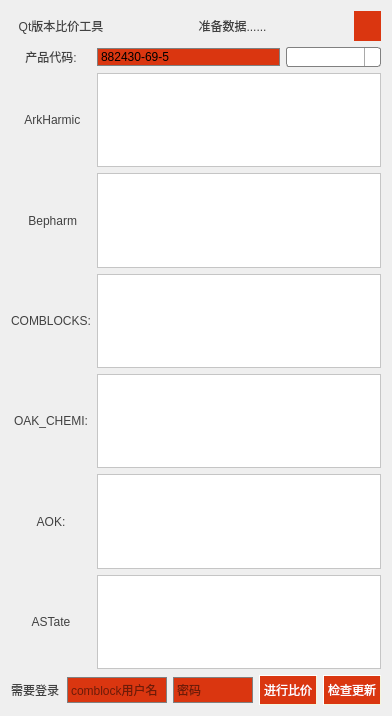
Old version of the form widget.ui in the repository toby20130333/BiJiaSpider.
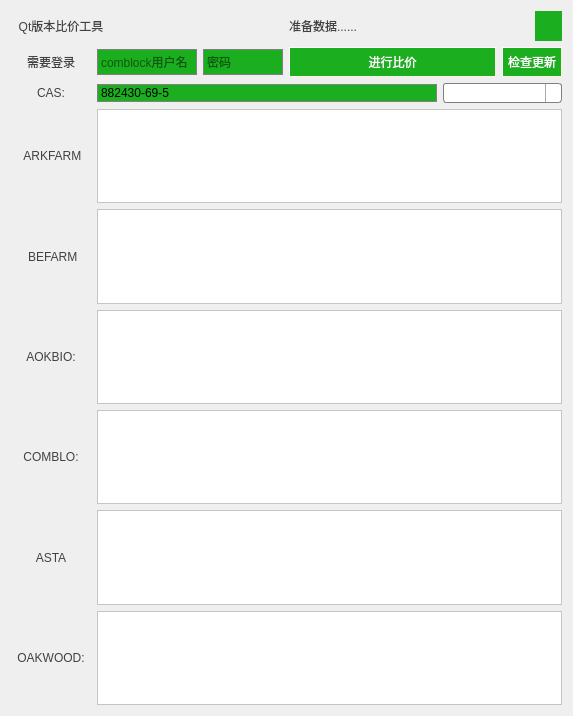
New version of the form. Icons and pictures are not drawn.

Diff of the .ui file:
```diff
--- a/widget.ui
+++ b/widget.ui
@@ -6,7 +6,7 @@
    <rect>
     <x>0</x>
     <y>0</y>
-    <width>392</width>
+    <width>573</width>
     <height>716</height>
    </rect>
   </property>
@@ -18,11 +18,11 @@
     border: 1px solid gray;
     border-radius: 0px;
     padding: 0 1px;
-    background: #DA3610;
+    background: #1BAE1F;
     selection-background-color: gray;
 }
 QPushButton {
-    background-color: #DA3610;
+    background-color: #1BAE1F;
     border-width: 1px;
     border-style: outset;
     border-color: beige;
@@ -106,6 +106,151 @@
 }</string>
   </property>
   <layout class="QGridLayout" name="gridLayout">
+   <item row="11" column="0">
+    <layout class="QHBoxLayout" name="horizontalLayout_5">
+     <item>
+      <widget class="QLabel" name="label_6">
+       <property name="minimumSize">
+        <size>
+         <width>80</width>
+         <height>0</height>
+        </size>
+       </property>
+       <property name="maximumSize">
+        <size>
+         <width>80</width>
+         <height>16777215</height>
+        </size>
+       </property>
+       <property name="text">
+        <string>OAKWOOD:</string>
+       </property>
+       <property name="alignment">
+        <set>Qt::AlignCenter</set>
+       </property>
+      </widget>
+     </item>
+     <item>
+      <widget class="QTextEdit" name="textEdit_4"/>
+     </item>
+    </layout>
+   </item>
+   <item row="10" column="0">
+    <layout class="QHBoxLayout" name="horizontalLayout_8">
+     <item>
+      <widget class="QLabel" name="label_9">
+       <property name="minimumSize">
+        <size>
+         <width>80</width>
+         <height>0</height>
+        </size>
+       </property>
+       <property name="maximumSize">
+        <size>
+         <width>80</width>
+         <height>16777215</height>
+        </size>
+       </property>
+       <property name="text">
+        <string>ASTA</string>
+       </property>
+       <property name="alignment">
+        <set>Qt::AlignCenter</set>
+       </property>
+      </widget>
+     </item>
+     <item>
+      <widget class="QTextEdit" name="textEdit_6"/>
+     </item>
+    </layout>
+   </item>
+   <item row="7" column="0">
+    <layout class="QHBoxLayout" name="horizontalLayout">
+     <item>
+      <widget class="QLabel" name="label_4">
+       <property name="minimumSize">
+        <size>
+         <width>80</width>
+         <height>0</height>
+        </size>
+       </property>
+       <property name="maximumSize">
+        <size>
+         <width>80</width>
+         <height>16777215</height>
+        </size>
+       </property>
+       <property name="text">
+        <string>COMBLO:</string>
+       </property>
+       <property name="alignment">
+        <set>Qt::AlignCenter</set>
+       </property>
+      </widget>
+     </item>
+     <item>
+      <widget class="QTextEdit" name="textEdit_3"/>
+     </item>
+    </layout>
+   </item>
+   <item row="5" column="0">
+    <layout class="QHBoxLayout" name="horizontalLayout_2">
+     <item>
+      <widget class="QLabel" name="label_3">
+       <property name="minimumSize">
+        <size>
+         <width>80</width>
+         <height>0</height>
+        </size>
+       </property>
+       <property name="maximumSize">
+        <size>
+         <width>80</width>
+         <height>16777215</height>
+        </size>
+       </property>
+       <property name="text">
+        <string> BEFARM</string>
+       </property>
+       <property name="alignment">
+        <set>Qt::AlignCenter</set>
+       </property>
+      </widget>
+     </item>
+     <item>
+      <widget class="QTextEdit" name="textEdit_2"/>
+     </item>
+    </layout>
+   </item>
+   <item row="3" column="0">
+    <layout class="QHBoxLayout" name="horizontalLayout_3">
+     <item>
+      <widget class="QLabel" name="label_2">
+       <property name="minimumSize">
+        <size>
+         <width>80</width>
+         <height>0</height>
+        </size>
+       </property>
+       <property name="maximumSize">
+        <size>
+         <width>80</width>
+         <height>16777215</height>
+        </size>
+       </property>
+       <property name="text">
+        <string> ARKFARM</string>
+       </property>
+       <property name="alignment">
+        <set>Qt::AlignCenter</set>
+       </property>
+      </widget>
+     </item>
+     <item>
+      <widget class="QTextEdit" name="textEdit"/>
+     </item>
+    </layout>
+   </item>
    <item row="0" column="0">
     <layout class="QHBoxLayout" name="horizontalLayout_6">
      <property name="spacing">
@@ -164,7 +309,7 @@
      </item>
     </layout>
    </item>
-   <item row="1" column="0">
+   <item row="2" column="0">
     <layout class="QHBoxLayout" name="horizontalLayout_4">
      <item>
       <widget class="QLabel" name="label">
@@ -181,7 +326,7 @@
         </size>
        </property>
        <property name="text">
-        <string>产品代码:</string>
+        <string>CAS:</string>
        </property>
        <property name="alignment">
         <set>Qt::AlignCenter</set>
@@ -199,7 +344,7 @@
       <widget class="QComboBox" name="comboBox">
        <property name="minimumSize">
         <size>
-         <width>95</width>
+         <width>119</width>
          <height>0</height>
         </size>
        </property>
@@ -207,122 +352,6 @@
      </item>
     </layout>
    </item>
-   <item row="2" column="0">
-    <layout class="QHBoxLayout" name="horizontalLayout_3">
-     <item>
-      <widget class="QLabel" name="label_2">
-       <property name="minimumSize">
-        <size>
-         <width>80</width>
-         <height>0</height>
-        </size>
-       </property>
-       <property name="maximumSize">
-        <size>
-         <width>80</width>
-         <height>16777215</height>
-        </size>
-       </property>
-       <property name="text">
-        <string> ArkHarmic</string>
-       </property>
-       <property name="alignment">
-        <set>Qt::AlignCenter</set>
-       </property>
-      </widget>
-     </item>
-     <item>
-      <widget class="QTextEdit" name="textEdit"/>
-     </item>
-    </layout>
-   </item>
-   <item row="3" column="0">
-    <layout class="QHBoxLayout" name="horizontalLayout_2">
-     <item>
-      <widget class="QLabel" name="label_3">
-       <property name="minimumSize">
-        <size>
-         <width>80</width>
-         <height>0</height>
-        </size>
-       </property>
-       <property name="maximumSize">
-        <size>
-         <width>80</width>
-         <height>16777215</height>
-        </size>
-       </property>
-       <property name="text">
-        <string> Bepharm</string>
-       </property>
-       <property name="alignment">
-        <set>Qt::AlignCenter</set>
-       </property>
-      </widget>
-     </item>
-     <item>
-      <widget class="QTextEdit" name="textEdit_2"/>
-     </item>
-    </layout>
-   </item>
-   <item row="4" column="0">
-    <layout class="QHBoxLayout" name="horizontalLayout">
-     <item>
-      <widget class="QLabel" name="label_4">
-       <property name="minimumSize">
-        <size>
-         <width>80</width>
-         <height>0</height>
-        </size>
-       </property>
-       <property name="maximumSize">
-        <size>
-         <width>80</width>
-         <height>16777215</height>
-        </size>
-       </property>
-       <property name="text">
-        <string>COMBLOCKS:</string>
-       </property>
-       <property name="alignment">
-        <set>Qt::AlignCenter</set>
-       </property>
-      </widget>
-     </item>
-     <item>
-      <widget class="QTextEdit" name="textEdit_3"/>
-     </item>
-    </layout>
-   </item>
-   <item row="5" column="0">
-    <layout class="QHBoxLayout" name="horizontalLayout_5">
-     <item>
-      <widget class="QLabel" name="label_6">
-       <property name="minimumSize">
-        <size>
-         <width>80</width>
-         <height>0</height>
-        </size>
-       </property>
-       <property name="maximumSize">
-        <size>
-         <width>80</width>
-         <height>16777215</height>
-        </size>
-       </property>
-       <property name="text">
-        <string>OAK_CHEMI:</string>
-       </property>
-       <property name="alignment">
-        <set>Qt::AlignCenter</set>
-       </property>
-      </widget>
-     </item>
-     <item>
-      <widget class="QTextEdit" name="textEdit_4"/>
-     </item>
-    </layout>
-   </item>
    <item row="6" column="0">
     <layout class="QHBoxLayout" name="horizontalLayout_7">
      <item>
@@ -340,7 +369,7 @@
         </size>
        </property>
        <property name="text">
-        <string>AOK:</string>
+        <string>AOKBIO:</string>
        </property>
        <property name="alignment">
         <set>Qt::AlignCenter</set>
@@ -352,48 +381,22 @@
      </item>
     </layout>
    </item>
-   <item row="7" column="0">
-    <layout class="QHBoxLayout" name="horizontalLayout_8">
-     <item>
-      <widget class="QLabel" name="label_9">
-       <property name="minimumSize">
-        <size>
-         <width>80</width>
-         <height>0</height>
-        </size>
-       </property>
-       <property name="maximumSize">
-        <size>
-         <width>80</width>
-         <height>16777215</height>
-        </size>
-       </property>
-       <property name="text">
-        <string>ASTate</string>
-       </property>
-       <property name="alignment">
-        <set>Qt::AlignCenter</set>
-       </property>
-      </widget>
-     </item>
-     <item>
-      <widget class="QTextEdit" name="textEdit_6"/>
-     </item>
-    </layout>
-   </item>
-   <item row="8" column="0">
+   <item row="1" column="0">
     <layout class="QHBoxLayout" name="horizontalLayout_9">
      <item>
       <widget class="QLabel" name="label_10">
        <property name="maximumSize">
         <size>
-         <width>50</width>
+         <width>80</width>
          <height>16777215</height>
         </size>
        </property>
        <property name="text">
         <string>需要登录</string>
        </property>
+       <property name="alignment">
+        <set>Qt::AlignCenter</set>
+       </property>
       </widget>
      </item>
      <item>
@@ -460,10 +463,16 @@
       <widget class="QPushButton" name="updateButton">
        <property name="minimumSize">
         <size>
-         <width>0</width>
+         <width>60</width>
          <height>30</height>
         </size>
        </property>
+       <property name="maximumSize">
+        <size>
+         <width>60</width>
+         <height>16777215</height>
+        </size>
+       </property>
        <property name="text">
         <string>检查更新</string>
        </property>
```
